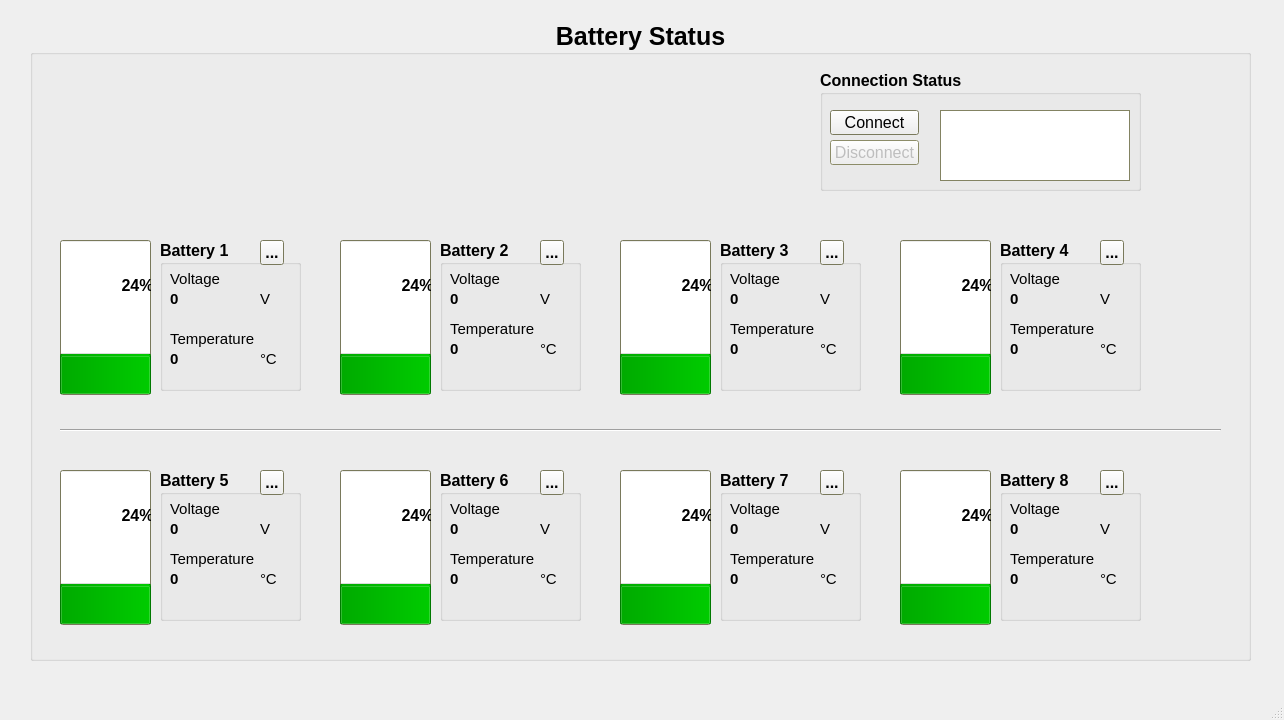
Above: interface.ui from huseinaji/Python-HMI-Battery-Charger before the change. Below: the same form after it.
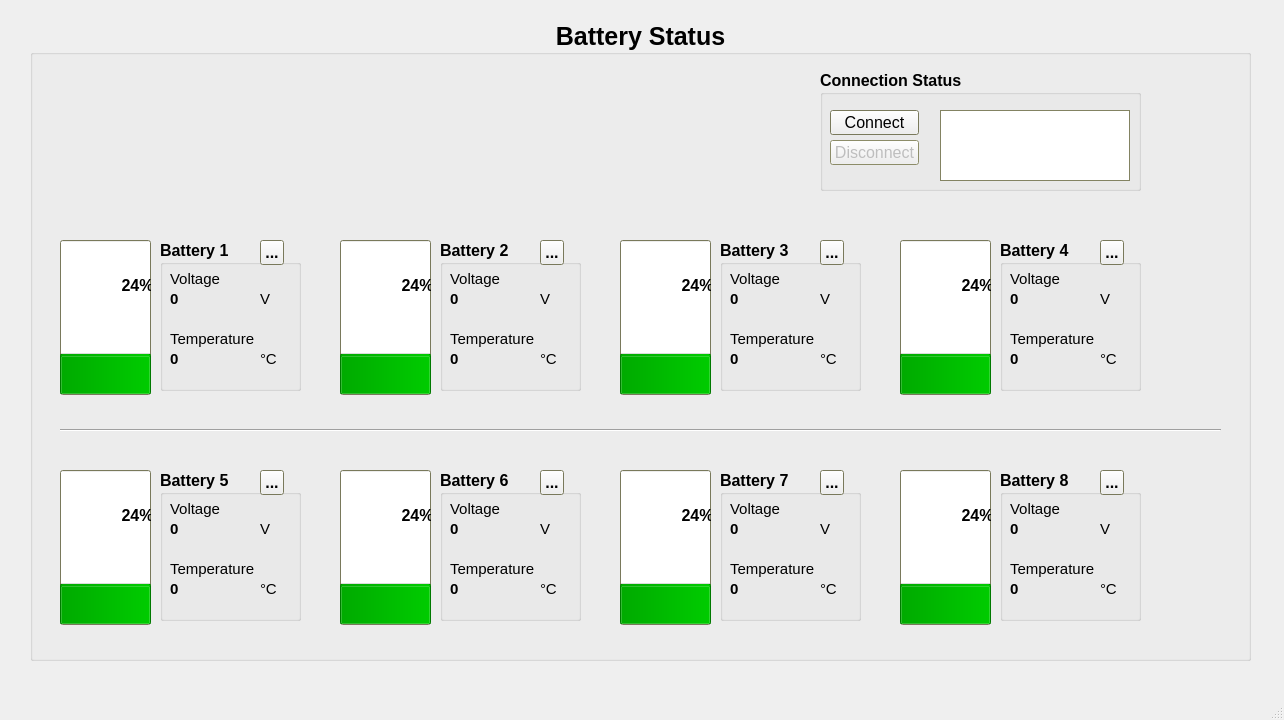
That is the form after the change. The open tabs and pages were chosen to show the change. Icons and pictures are not drawn.

What changed in the file:
```diff
--- a/interface.ui
+++ b/interface.ui
@@ -768,7 +768,7 @@
         <property name="geometry">
          <rect>
           <x>10</x>
-          <y>80</y>
+          <y>90</y>
           <width>111</width>
           <height>17</height>
          </rect>
@@ -808,7 +808,7 @@
         <property name="geometry">
          <rect>
           <x>10</x>
-          <y>100</y>
+          <y>110</y>
           <width>41</width>
           <height>17</height>
          </rect>
@@ -861,7 +861,7 @@
         <property name="geometry">
          <rect>
           <x>100</x>
-          <y>100</y>
+          <y>110</y>
           <width>21</width>
           <height>17</height>
          </rect>
@@ -921,7 +921,7 @@
         <property name="geometry">
          <rect>
           <x>10</x>
-          <y>80</y>
+          <y>90</y>
           <width>111</width>
           <height>17</height>
          </rect>
@@ -961,7 +961,7 @@
         <property name="geometry">
          <rect>
           <x>10</x>
-          <y>100</y>
+          <y>110</y>
           <width>41</width>
           <height>17</height>
          </rect>
@@ -1014,7 +1014,7 @@
         <property name="geometry">
          <rect>
           <x>100</x>
-          <y>100</y>
+          <y>110</y>
           <width>21</width>
           <height>17</height>
          </rect>
@@ -1227,7 +1227,7 @@
         <property name="geometry">
          <rect>
           <x>10</x>
-          <y>80</y>
+          <y>90</y>
           <width>111</width>
           <height>17</height>
          </rect>
@@ -1267,7 +1267,7 @@
         <property name="geometry">
          <rect>
           <x>10</x>
-          <y>100</y>
+          <y>110</y>
           <width>41</width>
           <height>17</height>
          </rect>
@@ -1320,7 +1320,7 @@
         <property name="geometry">
          <rect>
           <x>100</x>
-          <y>100</y>
+          <y>110</y>
           <width>21</width>
           <height>17</height>
          </rect>
@@ -1382,7 +1382,7 @@
         <property name="geometry">
          <rect>
           <x>10</x>
-          <y>80</y>
+          <y>90</y>
           <width>111</width>
           <height>17</height>
          </rect>
@@ -1425,7 +1425,7 @@
         <property name="geometry">
          <rect>
           <x>10</x>
-          <y>100</y>
+          <y>110</y>
           <width>41</width>
           <height>17</height>
          </rect>
@@ -1479,7 +1479,7 @@
         <property name="geometry">
          <rect>
           <x>100</x>
-          <y>100</y>
+          <y>110</y>
           <width>21</width>
           <height>17</height>
          </rect>
@@ -1539,7 +1539,7 @@
         <property name="geometry">
          <rect>
           <x>10</x>
-          <y>80</y>
+          <y>90</y>
           <width>111</width>
           <height>17</height>
          </rect>
@@ -1579,7 +1579,7 @@
         <property name="geometry">
          <rect>
           <x>10</x>
-          <y>100</y>
+          <y>110</y>
           <width>41</width>
           <height>17</height>
          </rect>
@@ -1632,7 +1632,7 @@
         <property name="geometry">
          <rect>
           <x>100</x>
-          <y>100</y>
+          <y>110</y>
           <width>21</width>
           <height>17</height>
          </rect>
@@ -1692,7 +1692,7 @@
         <property name="geometry">
          <rect>
           <x>10</x>
-          <y>80</y>
+          <y>90</y>
           <width>111</width>
           <height>17</height>
          </rect>
@@ -1732,7 +1732,7 @@
         <property name="geometry">
          <rect>
           <x>10</x>
-          <y>100</y>
+          <y>110</y>
           <width>41</width>
           <height>17</height>
          </rect>
@@ -1785,7 +1785,7 @@
         <property name="geometry">
          <rect>
           <x>100</x>
-          <y>100</y>
+          <y>110</y>
           <width>21</width>
           <height>17</height>
          </rect>
@@ -1845,7 +1845,7 @@
         <property name="geometry">
          <rect>
           <x>10</x>
-          <y>80</y>
+          <y>90</y>
           <width>111</width>
           <height>17</height>
          </rect>
@@ -1885,7 +1885,7 @@
         <property name="geometry">
          <rect>
           <x>10</x>
-          <y>100</y>
+          <y>110</y>
           <width>41</width>
           <height>17</height>
          </rect>
@@ -1938,7 +1938,7 @@
         <property name="geometry">
          <rect>
           <x>100</x>
-          <y>100</y>
+          <y>110</y>
           <width>21</width>
           <height>17</height>
          </rect>
```
Left out of the diff: 2 changed lines with no effect on the pictures.
